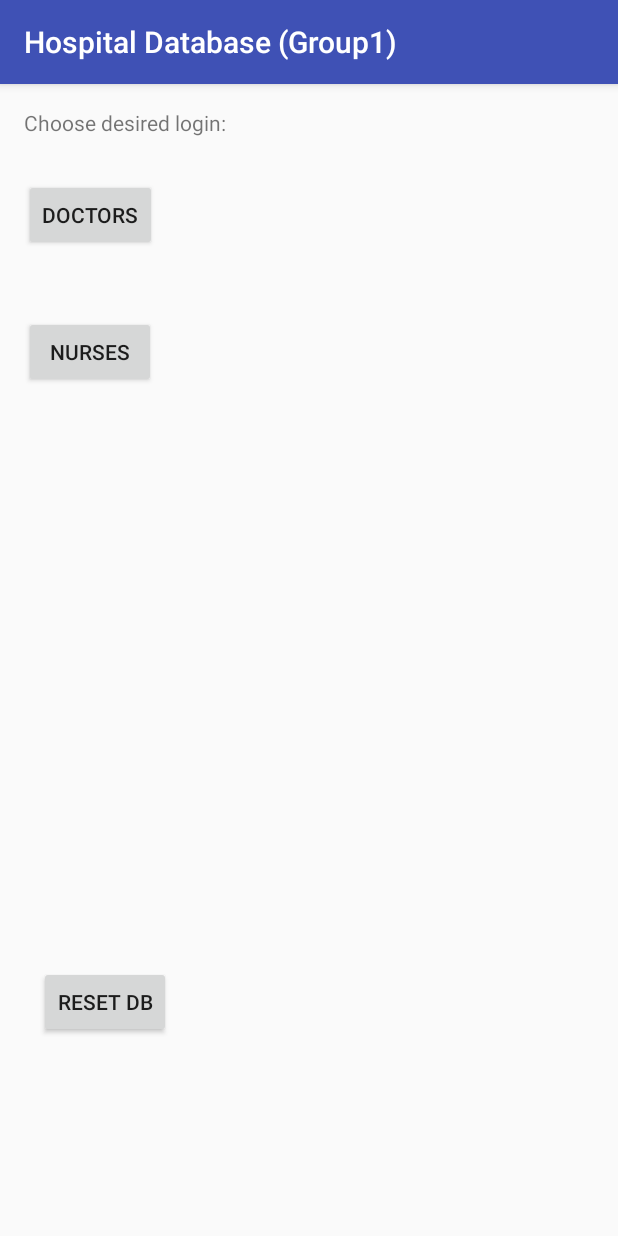
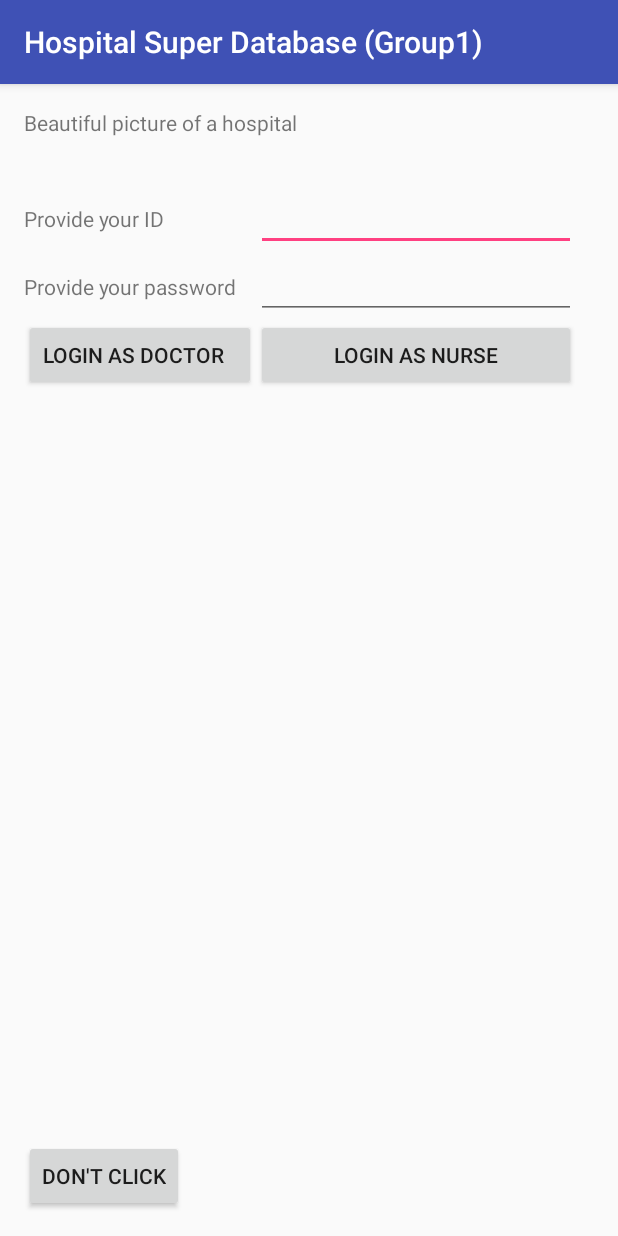
Before and after one commit to Riml/comp304-lab4, an Android app: the screen it shows after launch (MainActivity), on a phone screen of 412 x 824 dp. Run offline under Robolectric (Android 15) with nearby library versions, the phone set to English and light mode, and no system bars.

Commit message:
its alive!

```diff
--- a/app/src/main/java/com/comp304/group1/lab4/AddTest.java
+++ b/app/src/main/java/com/comp304/group1/lab4/AddTest.java
@@ -36,6 +36,7 @@ public class AddTest extends AppCompatActivity {
     protected void onCreate(Bundle savedInstanceState) {
         super.onCreate(savedInstanceState);
         setContentView(R.layout.activity_add_test);
+        getSupportActionBar().setTitle("Test Information View");
 
 
         testsDataView=(TextView)findViewById(R.id.txtTestData);
--- a/app/src/main/java/com/comp304/group1/lab4/DatabaseManager.java
+++ b/app/src/main/java/com/comp304/group1/lab4/DatabaseManager.java
@@ -59,8 +59,8 @@ public class DatabaseManager extends SQLiteOpenHelper {
 
         //prepopulate doctor table
         db.execSQL("INSERT INTO tbl_doctor VALUES (1 , \"Ilmir\", \"Taychinov\", \"Human Testing\")");
-        db.execSQL("INSERT INTO tbl_doctor VALUES (2 , \"Ilmir\", \"Baychinov\", \"Morgue\")");
-        db.execSQL("INSERT INTO tbl_doctor VALUES (3 , \"Ilmir\", \"Caychinov\", \"Chaplancy\")");
+        db.execSQL("INSERT INTO tbl_doctor VALUES (2 , \"Elmir\", \"Baychinov\", \"Morgue\")");
+        db.execSQL("INSERT INTO tbl_doctor VALUES (3 , \"Ylmir\", \"Caychinov\", \"Chaplancy\")");
 
         //prepopulate nurse table
         db.execSQL("INSERT INTO tbl_nurse VALUES (1 , \"Josh\", \"Bender\", \"Morgue\")");
--- a/app/src/main/res/layout/activity_main.xml
+++ b/app/src/main/res/layout/activity_main.xml
@@ -10,40 +10,88 @@
     android:paddingTop="@dimen/activity_vertical_margin"
     tools:context="com.comp304.group1.lab4.MainActivity">
 
-    <TextView
-        android:layout_width="match_parent"
-        android:layout_height="wrap_content"
-        android:text="@string/txtChooseDB"
-        android:layout_alignParentEnd="true" />
-
     <Button
-        android:text="Nurses"
-        android:onClick="nurseClick"
+        android:text="Don't Click"
         android:layout_width="wrap_content"
         android:layout_height="wrap_content"
-        android:id="@+id/btnNursesDb"
-        android:layout_marginTop="43dp"
-        android:layout_below="@+id/btnDoctorsDb"
-        android:layout_alignStart="@+id/btnDoctorsDb" />
-
-    <Button
-        android:text="Doctors"
-        android:layout_width="wrap_content"
-        android:layout_height="wrap_content"
-        android:id="@+id/btnDoctorsDb"
-        android:layout_marginTop="47dp"
-        android:layout_below="@+id/textView"
+        android:id="@+id/btnReset"
+        android:onClick="onClickReset"
+        android:layout_alignParentBottom="true"
         android:layout_alignParentStart="true" />
 
-    <Button
-        android:text="Reset DB"
-        android:layout_width="wrap_content"
-        android:layout_height="wrap_content"
-        android:layout_marginBottom="116dp"
-        android:id="@+id/btnReset"
-        android:layout_alignParentBottom="true"
+    <TextView
+        android:text="Beautiful picture of a hospital"
+        android:layout_width="match_parent"
+        android:layout_height="50dp"
+        android:id="@+id/textView11" />
+
+    <TableLayout
+        android:layout_width="match_parent"
+        android:layout_height="match_parent"
         android:layout_alignParentStart="true"
-        android:layout_marginStart="10dp"
-        android:onClick="onClickReset" />
+        android:layout_below="@+id/textView11">
+
+        <TableRow
+            android:layout_width="match_parent"
+            android:layout_height="match_parent" >
+
+            <TextView
+                android:text="Provide your ID"
+                android:layout_width="wrap_content"
+                android:layout_height="wrap_content"
+                android:id="@+id/lblID" />
+
+            <EditText
+                android:layout_width="wrap_content"
+                android:layout_height="wrap_content"
+                android:inputType="textPersonName"
+                android:ems="10"
+                android:id="@+id/txtLoginID" />
+        </TableRow>
+
+        <TableRow
+            android:layout_width="match_parent"
+            android:layout_height="match_parent" >
+
+            <TextView
+                android:text="Provide your password"
+                android:layout_width="wrap_content"
+                android:layout_height="wrap_content"
+                android:id="@+id/lblPass" />
+
+            <EditText
+                android:layout_width="wrap_content"
+                android:layout_height="wrap_content"
+                android:inputType="textPassword"
+                android:ems="10"
+                android:id="@+id/txtLoginPass" />
+
+        </TableRow>
+
+        <TableRow
+            android:layout_width="wrap_content"
+            android:layout_height="wrap_content" >
+
+            <Button
+                android:text="Login as Doctor   "
+                android:layout_width="wrap_content"
+                android:layout_height="wrap_content"
+                android:id="@+id/btnDoctorsDb"
+                android:layout_alignParentTop="true"
+                android:layout_alignParentStart="true"
+                android:onClick="doctorClick" />
+
+            <Button
+                android:text="Login as Nurse"
+                android:onClick="nurseClick"
+                android:layout_width="wrap_content"
+                android:layout_height="wrap_content"
+                android:id="@+id/btnNursesDb"
+                android:layout_alignBaseline="@+id/btnDoctorsDb"
+                android:layout_alignBottom="@+id/btnDoctorsDb"
+                android:layout_alignParentEnd="true" />
+        </TableRow>
+
+    </TableLayout>
 
 </RelativeLayout>
```
Also changed, not shown: app/src/main/java/com/comp304/group1/lab4/AddPatient.java (+8 -9 lines), app/src/main/java/com/comp304/group1/lab4/MainActivity.java (+37 -34 lines).
